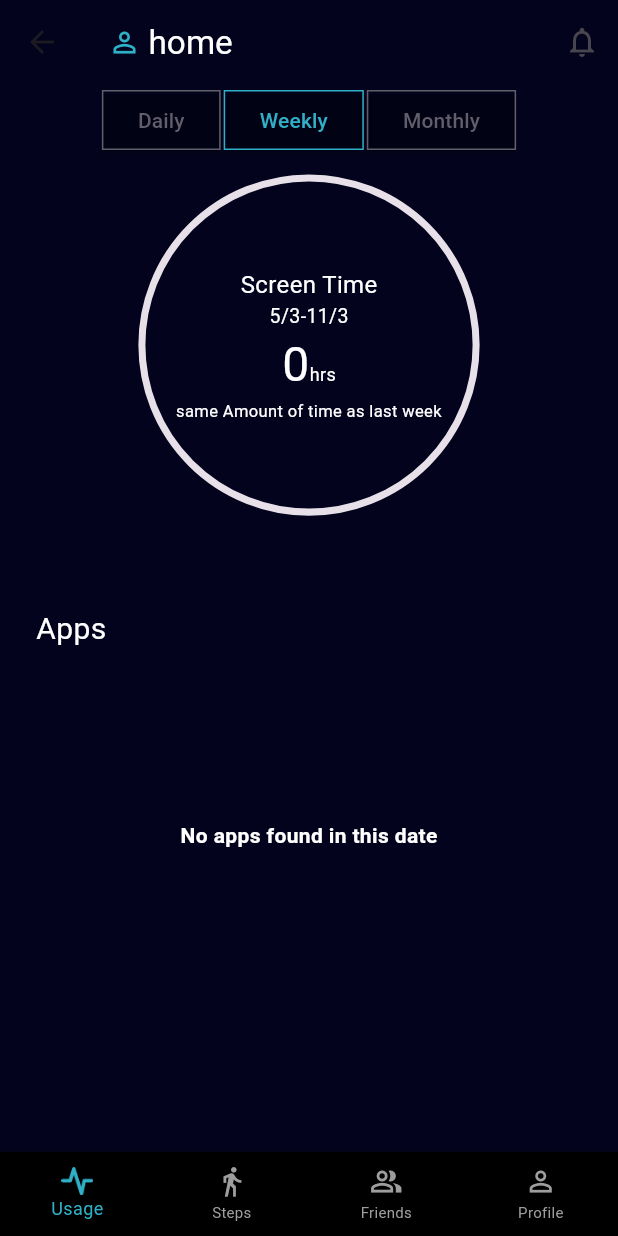
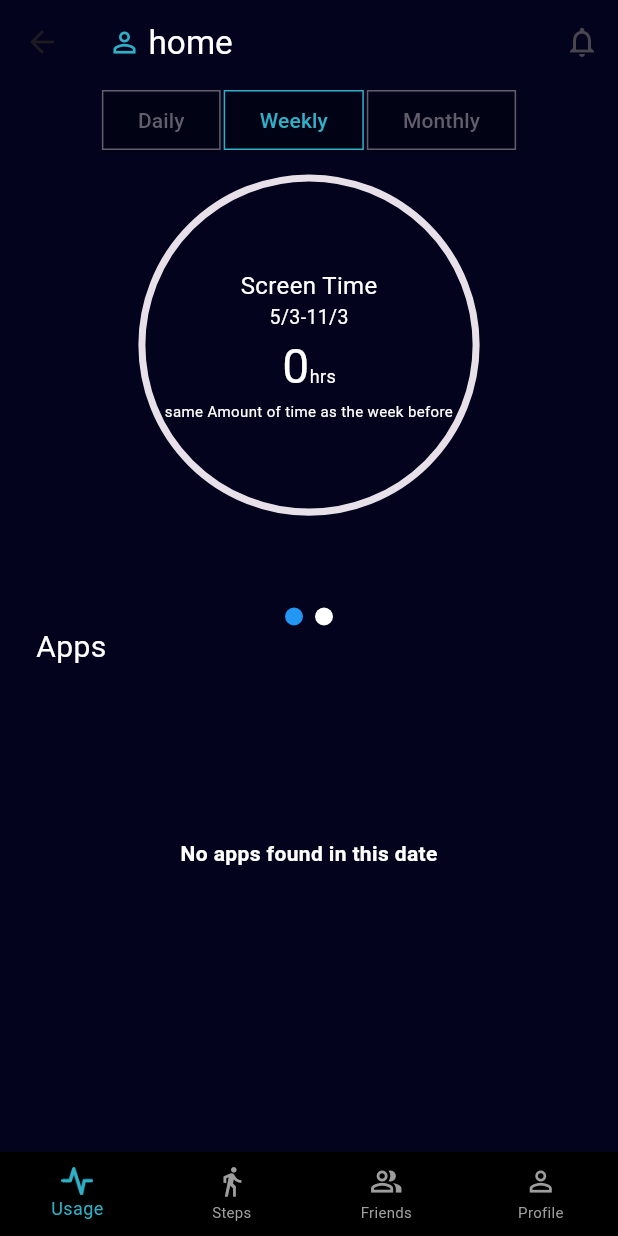
Before and after one commit to OmarAbdelgilil/trackwise_mobile_app, a Flutter app: the HomeScreen screen opened directly, after a tap on "Weekly", on a phone screen of 412 x 824 dp. Run offline on Flutter 3.47's test engine with Material 3 defaults, Android fonts, the light colour scheme and no system bars; drawn by our look-alikes of page_view_dot_indicator, syncfusion_flutter_gauges; our stand-ins replace dio, fl_chart, flutter_riverpod, flutter_screenutil, flutter_svg, get_it and 8 more; missing offline and left inert: weekly_date_picker; accounts and stored records are empty.

Commit message:
switch indicator - change compare text - fix toggle charts

```diff
--- a/lib/features/Home/presentation/home_screen.dart
+++ b/lib/features/Home/presentation/home_screen.dart
@@ -78,6 +78,7 @@ class _HomeScreenState extends ConsumerState<HomeScreen> {
                                     ],
                                   )
                                 ],
+                                // SwipeAnimation(prov: prov),
                                 AnimatedBarCircleSwitch(
                                   prov: prov,
                                 ),
--- a/lib/features/Home/presentation/home_view_model.dart
+++ b/lib/features/Home/presentation/home_view_model.dart
@@ -88,17 +88,17 @@ class HomeViewModel extends StateNotifier<HomeState> {
     );
     //////////////////////////////////
     String finalPart = changeDateMode == ChangeDateMode.daily
-        ? 'yesterday'
+        ? 'the day before'
         : changeDateMode == ChangeDateMode.weekly
-            ? 'last week'
-            : 'last month';
+            ? 'the week before'
+            : 'the month before';
     final diff = totalUsageTimePicked.inHours - totalUsageTimeToCompare.inHours;
     if (diff == 0) {
       compareText = 'same Amount of time as $finalPart';
     } else if (diff > 0) {
-      compareText = '$diff hours more than $finalPart';
+      compareText = '$diff hrs more than $finalPart';
     } else {
-      compareText = '${-1 * diff} hours less than $finalPart';
+      compareText = '${-1 * diff} hrs less than $finalPart';
     }
   }
 
@@ -107,9 +107,7 @@ class HomeViewModel extends StateNotifier<HomeState> {
       changeDateMode = mode;
       state = LoadingAppsList();
       appsList = List.from(_getUsageInfo(pickedDate, changeDateMode));
-      if (isBarChart) {
-        _updateBarData(pickedDate);
-      }
+      _updateBarData(pickedDate);
       state = DateModeChanged();
     }
   }
@@ -153,7 +151,7 @@ class HomeViewModel extends StateNotifier<HomeState> {
     } else {
       //state updates in _updateBarData
       isBarChart = true;
-      if (barData.isEmpty) {
+      if (barData.isEmpty || !barData.keys.toList().contains(pickedDate)) {
         _updateBarData(pickedDate);
       }
     }
--- a/lib/features/Home/presentation/widgets/animated_bar_circle_switch.dart
+++ b/lib/features/Home/presentation/widgets/animated_bar_circle_switch.dart
@@ -1,4 +1,6 @@
+import 'package:flutter/material.dart';
 import 'package:flutter/widgets.dart';
+import 'package:page_view_dot_indicator/page_view_dot_indicator.dart';
 import 'package:track_wise_mobile_app/features/Home/presentation/home_view_model.dart';
 import 'package:track_wise_mobile_app/features/Home/presentation/widgets/bar_chart.dart';
 import 'package:track_wise_mobile_app/features/Home/presentation/widgets/circle_progress_bar.dart';
@@ -38,7 +40,11 @@ class AnimatedBarCircleSwitchState extends State<AnimatedBarCircleSwitch>
     double squeezeFactor = 1 - (_dragAmount.abs() / pi);
     squeezeFactor = squeezeFactor.clamp(0.2, 1.0);
 
-    return GestureDetector(
+    return Column(
+      mainAxisAlignment: MainAxisAlignment.start,
+      mainAxisSize: MainAxisSize.min,
+      children: [
+        GestureDetector(
           onHorizontalDragUpdate: _onDragUpdate,
           onHorizontalDragEnd: _onDragEnd,
           child: AnimatedSwitcher(
@@ -60,6 +66,14 @@ class AnimatedBarCircleSwitchState extends State<AnimatedBarCircleSwitch>
                     ),
                   ),
           ),
+        ),
+        PageViewDotIndicator(
+          currentItem: widget.prov.isBarChart? 1 : 0,
+          count: 2,
+          unselectedColor: Colors.white,
+          selectedColor: Colors.blue,
+        ),
+      ],
     );
   }
 }
--- a/lib/features/Home/presentation/widgets/circle_progress_bar.dart
+++ b/lib/features/Home/presentation/widgets/circle_progress_bar.dart
@@ -83,7 +83,7 @@ class _CircleProgressBarState extends ConsumerState<CircleProgressBar> {
                           prov.compareText,
                           textAlign: TextAlign.center,
                           style: const TextStyle(
-                              color: Colors.white, fontSize: 11),
+                              color: Colors.white, fontSize: 10),
                           overflow: TextOverflow.ellipsis,
                           maxLines: 2,
                         ),
--- a/pubspec.yaml
+++ b/pubspec.yaml
@@ -59,6 +59,8 @@ dependencies:
   flutter_svg: ^2.0.17
   hive: ^2.2.3
   path_provider: ^2.1.5
+  page_view_dot_indicator: ^2.3.0
+  carousel_slider: ^5.0.0
 
 dev_dependencies:
   flutter_test:
```
Also changed, not shown: pubspec.lock, 8 other files. Lines whose indentation alone changed are shown as unchanged.
